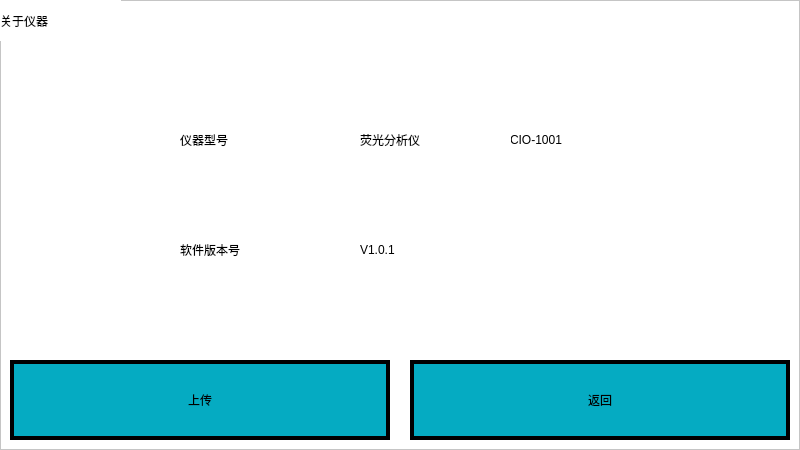
Before: the Qt Designer form res/ui/about.ui in mysondrink/qt0223, drawn with Qt 5.
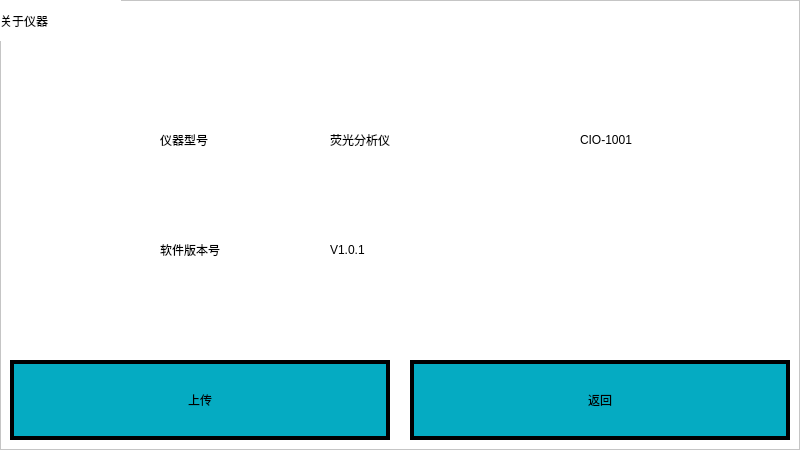
After: the same form once the commit is applied.

```diff
--- a/res/ui/about.ui
+++ b/res/ui/about.ui
@@ -34,9 +34,9 @@
    <widget class="QLabel" name="label_36">
     <property name="geometry">
      <rect>
-      <x>510</x>
+      <x>580</x>
       <y>110</y>
-      <width>221</width>
+      <width>200</width>
       <height>60</height>
      </rect>
     </property>
@@ -50,7 +50,7 @@
    <widget class="QLabel" name="label_35">
     <property name="geometry">
      <rect>
-      <x>180</x>
+      <x>160</x>
       <y>110</y>
       <width>121</width>
       <height>60</height>
@@ -132,7 +132,7 @@
    <widget class="QLabel" name="label">
     <property name="geometry">
      <rect>
-      <x>180</x>
+      <x>160</x>
       <y>220</y>
       <width>141</width>
       <height>60</height>
@@ -148,7 +148,7 @@
    <widget class="QLabel" name="version_label">
     <property name="geometry">
      <rect>
-      <x>360</x>
+      <x>330</x>
       <y>220</y>
       <width>311</width>
       <height>60</height>
@@ -164,9 +164,9 @@
    <widget class="QLabel" name="label_2">
     <property name="geometry">
      <rect>
-      <x>360</x>
+      <x>330</x>
       <y>110</y>
-      <width>151</width>
+      <width>240</width>
       <height>60</height>
      </rect>
     </property>
```
